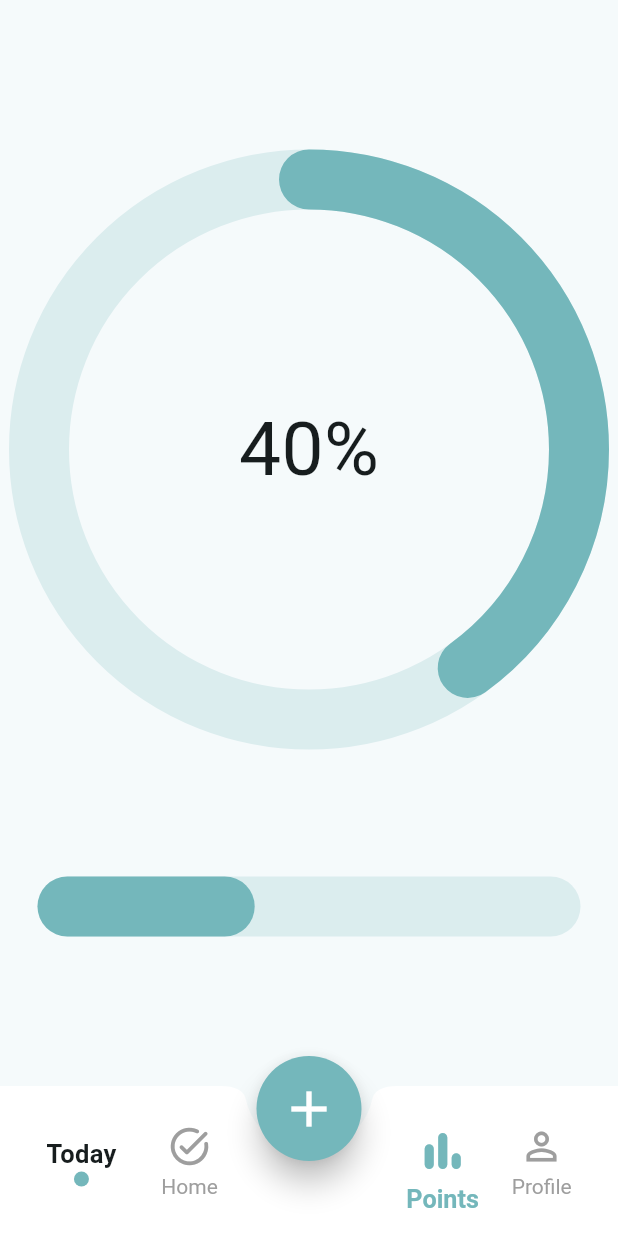
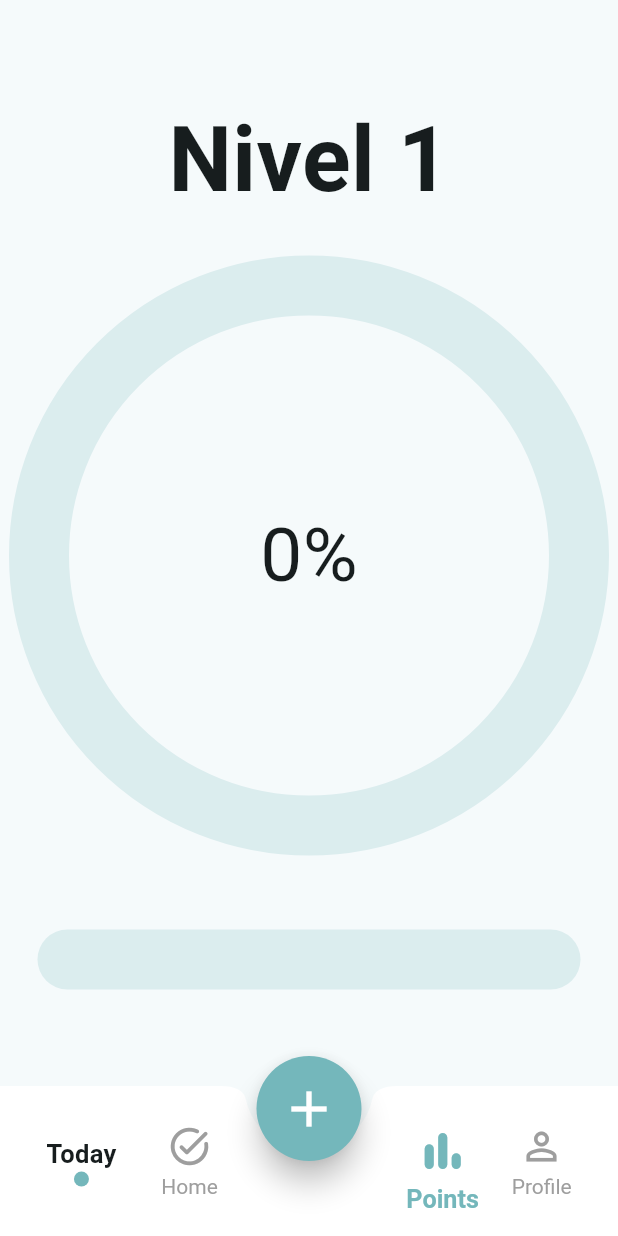
Before and after one commit to wilsone24/My-Best-Self, a Flutter app: the Mainpage screen opened by its route, item 2 of the bottom bar chosen, on a phone screen of 412 x 824 dp. Run offline on Flutter 3.47's test engine with Material 3 defaults, Android fonts, the phone set to English and light mode, and no system bars; drawn by our look-alikes of percent_indicator; our stand-ins replace get.

Commit message:
Refactor imports and update UI in main_page.dart, points_screen.dart, and home_header.dart

```diff
--- a/lib/ui/screens/main_page.dart
+++ b/lib/ui/screens/main_page.dart
@@ -16,7 +16,7 @@ class _MainpageState extends State<Mainpage> {
   int _selectedIndex = 0;
   static final List<Widget> _widgetOptions = <Widget>[
     HomeScreen(),
-    const GameScreen(),
+    GameScreen(),
     ProfileScreen(),
     const Placeholder(),
   ];
--- a/lib/ui/views/points_screen.dart
+++ b/lib/ui/views/points_screen.dart
@@ -1,12 +1,14 @@
 import 'package:flutter/material.dart';
+import 'package:get/get.dart';
+import 'package:my_best_self/ui/controllers/todo_controller.dart';
 import 'package:my_best_self/ui/utils/colors.dart';
 import 'package:percent_indicator/circular_percent_indicator.dart';
 import 'package:percent_indicator/linear_percent_indicator.dart';
 
 class GameScreen extends StatelessWidget {
-  const GameScreen({super.key});
-  final int points = 40;
-  final int necessaryPoints = 100;
+  GameScreen({super.key});
+  final TodoController todoController = Get.find(); // Obtén el controlador
+  final int necessaryPoints = 400;
 
   @override
   Widget build(BuildContext context) {
@@ -16,29 +18,56 @@ class GameScreen extends StatelessWidget {
         child: Column(
           mainAxisAlignment: MainAxisAlignment.spaceEvenly,
           children: [
+            Obx(() {
+              final points = todoController.calculateCompletedPoints();
+              final int currentLevel =
+                  (points ~/ necessaryPoints) + 1; // Calcula el nivel
+              final int pointsInLevel =
+                  points % necessaryPoints; // Progreso en el nivel actual
+
+              return Column(
+                children: [
+                  // Título que muestra el nivel
+                  Text(
+                    "Nivel $currentLevel",
+                    style: const TextStyle(
+                        fontSize: 60, fontWeight: FontWeight.bold),
+                  ),
+                  const SizedBox(height: 20), // Espaciado
                   CircularPercentIndicator(
                     animation: true,
                     animationDuration: 1000,
                     radius: 200,
                     lineWidth: 40,
-              percent: points/necessaryPoints,
+                    percent: pointsInLevel /
+                        necessaryPoints, // Usamos los puntos dentro del nivel
                     progressColor: primaryColor,
                     backgroundColor: primaryColor.withOpacity(0.2),
                     circularStrokeCap: CircularStrokeCap.round,
-              center:  Text(
-                "${((points / necessaryPoints)*100).toStringAsFixed(0)}%",
+                    center: Text(
+                      "${((pointsInLevel / necessaryPoints) * 100).toStringAsFixed(0)}%",
                       style: const TextStyle(fontSize: 50),
                     ),
                   ),
-            LinearPercentIndicator(
+                ],
+              );
+            }),
+            Obx(() {
+              final points = todoController.calculateCompletedPoints();
+              final int pointsInLevel =
+                  points % necessaryPoints; // Progreso en el nivel actual
+
+              return LinearPercentIndicator(
                 animation: true,
                 animationDuration: 1000,
                 lineHeight: 40,
-              percent: points/necessaryPoints,
+                percent: pointsInLevel /
+                    necessaryPoints, // Usamos los puntos dentro del nivel
                 progressColor: primaryColor,
                 backgroundColor: primaryColor.withOpacity(0.2),
                 barRadius: const Radius.circular(50),
-            )
+              );
+            }),
           ],
         ),
       ),
```
Also changed, not shown: lib/ui/widgets/home_scren/home_header.dart (+24 -5 lines). Lines whose indentation alone changed are shown as unchanged.
